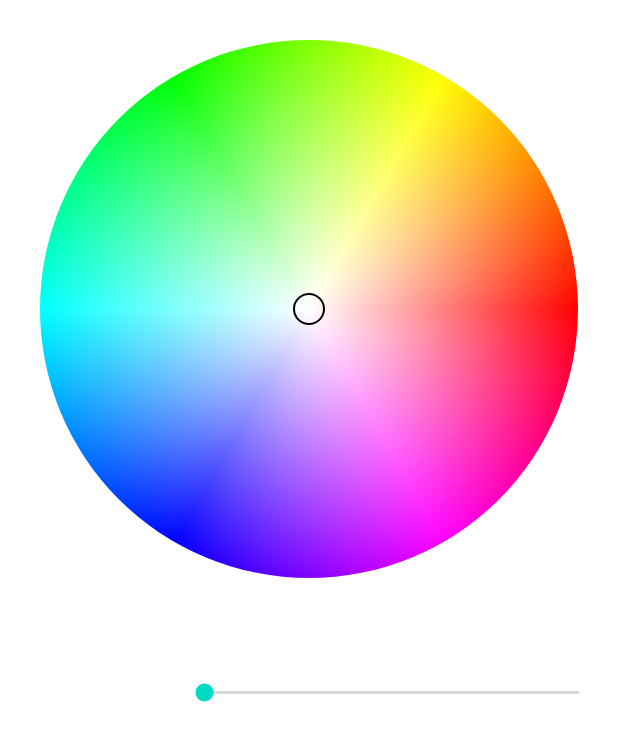
After one commit to JohnyDaDeveloper/CheersV3, an Android app: the layout dialog_color_picker.xml on its own in the app's theme, with its tools: preview values and no code run, on a phone screen of 412 x 824 dp. The commit adds this screen. Shown: the top 741 px of the screen. Run offline under Robolectric (Android 15) with nearby library versions, the phone set to English and light mode, and no system bars.

Commit message:
Beverage edit added

```diff
--- a/app/src/main/java/cz/johnyapps/cheers/activities/MainActivity.java
+++ b/app/src/main/java/cz/johnyapps/cheers/activities/MainActivity.java
@@ -8,7 +8,6 @@ import cz.johnyapps.cheers.R;
 import cz.johnyapps.cheers.viewmodels.MainViewModel;
 
 public class MainActivity extends NavigationActivity {
-    private MainViewModel viewModel;
 
     @Override
     protected void onCreate(Bundle savedInstanceState) {
@@ -23,8 +22,9 @@ public class MainActivity extends NavigationActivity {
 
     private void setupViewModel() {
         ViewModelProvider provider = new ViewModelProvider(this);
-        viewModel = provider.get(MainViewModel.class);
+        MainViewModel viewModel = provider.get(MainViewModel.class);
 
         viewModel.getSelectedCounterWithBeverage().observe(this, counterWithBeverage -> invalidateOptionsMenu());
+        viewModel.getSelectedBeverage().observe(this, beverage -> invalidateOptionsMenu());
     }
 }
--- a/app/src/main/java/cz/johnyapps/cheers/adapters/SelectableAdapter.java
+++ b/app/src/main/java/cz/johnyapps/cheers/adapters/SelectableAdapter.java
@@ -72,7 +72,7 @@ public abstract class SelectableAdapter<VIEW_HOLDER extends SelectableAdapter<VI
     public void selectPosition(int pos) {
         SelectedItem<ITEM> oldItem = selectedItem;
 
-        if (oldItem != null && oldItem.getPosition() == pos) {
+        if (oldItem != null && oldItem.getPosition() == pos || pos < 0) {
             selectedItem = null;
         } else {
             selectedItem = new SelectedItem<>(getItem(pos), pos);
--- a/app/src/main/java/cz/johnyapps/cheers/fragments/CountersFragment.java
+++ b/app/src/main/java/cz/johnyapps/cheers/fragments/CountersFragment.java
@@ -161,7 +161,7 @@ public class CountersFragment extends Fragment {
         }
 
         List<Beverage> beverages = viewModel.getBeverages().getValue();
-        Beverage previousBeverage = beverages == null ? null : beverages.get(beverages.size() - 1);
+        Beverage previousBeverage = beverages == null || beverages.isEmpty() ? null : beverages.get(beverages.size() - 1);
 
         NewCounterDialog newCounterDialog = new NewCounterDialog(root.getContext(), previousBeverage);
         newCounterDialog.show(counterWithBeverage -> {
--- /dev/null
+++ b/app/src/main/java/cz/johnyapps/cheers/observers/Observer.java
@@ -0,0 +1,5 @@
+package cz.johnyapps.cheers.observers;
+
+public interface Observer<TYPE> {
+    void update(TYPE type);
+}
--- /dev/null
+++ b/app/src/main/java/cz/johnyapps/cheers/views/ColorPickerWheelView.java
@@ -0,0 +1,195 @@
+package cz.johnyapps.cheers.views;
+
+import android.content.Context;
+import android.graphics.Canvas;
+import android.graphics.Color;
+import android.graphics.Paint;
+import android.graphics.RadialGradient;
+import android.graphics.Shader;
+import android.graphics.SweepGradient;
+import android.util.AttributeSet;
+import android.view.MotionEvent;
+import android.view.View;
+
+import androidx.annotation.NonNull;
+import androidx.annotation.Nullable;
+
+import cz.johnyapps.cheers.observers.Observable;
+import cz.johnyapps.cheers.tools.Logger;
+
+public class ColorPickerWheelView extends View implements View.OnTouchListener {
+    private static final String TAG = "ColorPickerView";
+    private static final int WHEEL_SPACING = 10;
+
+    private final Paint huePaint = new Paint();
+    private final Paint saturationPaint = new Paint();
+    private ColorSelector colorSelector;
+    private final Observable<Float[]> colorObservable = new Observable<>();
+
+    private float radius;
+    private float cx;
+    private float cy;
+
+    private static final int[] COLORS = new int[]{
+            Color.RED,
+            Color.MAGENTA,
+            Color.BLUE,
+            Color.CYAN,
+            Color.GREEN,
+            Color.YELLOW,
+            Color.RED
+    };
+
+    public ColorPickerWheelView(@NonNull Context context) {
+        super(context);
+        init(null, 0);
+    }
+
+    public ColorPickerWheelView(@NonNull Context context, @Nullable AttributeSet attrs) {
+        super(context, attrs);
+        init(attrs, 0);
+    }
+
+    public ColorPickerWheelView(@NonNull Context context, @Nullable AttributeSet attrs, int theme) {
+        super(context, attrs, theme);
+        init(attrs, theme);
+    }
+
+    public void init(@Nullable AttributeSet attrs, int theme) {
+        huePaint.setAntiAlias(true);
+        saturationPaint.setAntiAlias(true);
+
+        setOnTouchListener(this);
+    }
+
+    @SuppressWarnings("SuspiciousNameCombination")
+    @Override
+    protected void onMeasure(int widthMeasureSpec, int heightMeasureSpec) {
+        int maxWidth = MeasureSpec.getSize(widthMeasureSpec);
+        int maxHeight = MeasureSpec.getSize(heightMeasureSpec);
+        int widthMode = MeasureSpec.getMode(widthMeasureSpec);
+        int heightMode = MeasureSpec.getMode(heightMeasureSpec);
+
+        Logger.d(TAG, "maxWidth: %s (%s), maxHeight: %s (%s)",
+                maxWidth,
+                widthMode,
+                maxHeight,
+                heightMode);
+
+        int width = maxWidth;
+        int height = maxHeight;
+
+        if (widthMode == MeasureSpec.AT_MOST && heightMode == MeasureSpec.AT_MOST) {
+            if (maxWidth > maxHeight) {
+                width = maxHeight;
+            } else {
+                height = maxWidth;
+            }
+        } else if (widthMode == MeasureSpec.EXACTLY && heightMode == MeasureSpec.AT_MOST) {
+            if (width < height) {
+                height = width;
+            }
+        } else if (widthMode == MeasureSpec.AT_MOST && heightMode == MeasureSpec.EXACTLY) {
+            if (height < width) {
+                width = height;
+            }
+        }
+
+        setMeasuredDimension(width, height);
+    }
+
+    @Override
+    public boolean onTouch(@NonNull View v, @NonNull MotionEvent event) {
+        if (event.getAction() == MotionEvent.ACTION_MOVE || event.getAction() == MotionEvent.ACTION_DOWN) {
+            moveSelector(event.getX(), event.getY());
+            invalidate();
+            updateObservers();
+            return true;
+        }
+
+        return true;
+    }
+
+    @Override
+    protected void onSizeChanged(int w, int h, int oldw, int oldh) {
+        super.onSizeChanged(w, h, oldw, oldh);
+
+        radius = Math.min(w - getPaddingLeft() - getPaddingRight(),
+                h - getPaddingTop() - getPaddingBottom()) / 2f - WHEEL_SPACING;
+
+        cx = w / 2f + (getPaddingLeft() - getPaddingRight());
+        cy = h / 2f + (getPaddingTop() - getPaddingBottom());
+
+        Shader hueShader = new SweepGradient(cx, cy, COLORS, null);
+        Shader saturationShader = new RadialGradient(cx,
+                cy,
+                radius,
+                Color.WHITE,
+                0x00FFFFFF,
+                Shader.TileMode.CLAMP);
+
+        huePaint.setShader(hueShader);
+        saturationPaint.setShader(saturationShader);
+
+        colorSelector = new ColorSelector(cx, cy);
+    }
+
+    @Override
+    protected void onDraw(@NonNull Canvas canvas) {
+        super.onDraw(canvas);
+
+        canvas.drawCircle(cx, cy, radius, huePaint);
+        canvas.drawCircle(cx, cy, radius, saturationPaint);
+
+        if (colorSelector != null) {
+            colorSelector.draw(canvas);
+        }
+    }
+
+    private void updateObservers() {
+        float x = colorSelector.x - cx;
+        float y = colorSelector.y - cy;
+        double r = Math.sqrt(x * x + y * y);
+        Float[] hsv = {0f, 0f, 1f};
+        hsv[0] = (float) (Math.atan2(y, -x) / Math.PI * 180f) + 180;
+        hsv[1] = Math.max(0f, Math.min(1f, (float) (r / radius)));
+
+        colorObservable.setValue(hsv);
+    }
+
+    private void moveSelector(float x, float y) {
+        float deltaX = x - cx;
+        float deltaY = y - cy;
+
+        if (Math.sqrt(deltaX * deltaX + deltaY * deltaY) <= radius) {
+            colorSelector.x = x;
+            colorSelector.y = y;
+        }
+    }
+
+    @NonNull
+    public Observable<Float[]> getColorObservable() {
+        return colorObservable;
+    }
+
+    private static class ColorSelector {
+        public float x;
+        public float y;
+
+        private static final float SELECTOR_RADIUS = 15;
+        private static final int SELECTOR_STROKE_WIDTH = 2;
+        private final Paint paint = new Paint(Paint.ANTI_ALIAS_FLAG);
+
+        private ColorSelector(float x, float y) {
+            this.x = x;
+            this.y = y;
+
+            paint.setStyle(Paint.Style.STROKE);
+            paint.setStrokeWidth(SELECTOR_STROKE_WIDTH);
+        }
+
+        public void draw(Canvas canvas) {
+            canvas.drawCircle(x, y, SELECTOR_RADIUS, paint);
+        }
+    }
+}
--- /dev/null
+++ b/app/src/main/res/layout/dialog_color_picker.xml
@@ -0,0 +1,31 @@
+<?xml version="1.0" encoding="utf-8"?>
+<LinearLayout xmlns:android="http://schemas.android.com/apk/res/android"
+    android:layout_width="match_parent"
+    android:layout_height="wrap_content"
+    android:padding="?spacingDefault"
+    android:orientation="vertical">
+
+    <cz.johnyapps.cheers.views.ColorPickerWheelView
+        android:id="@+id/colorPickerWheelView"
+        android:layout_width="match_parent"
+        android:layout_height="wrap_content"
+        android:padding="?spacingDefault"
+        android:layout_marginBottom="?spacingDefault" />
+
+    <LinearLayout
+        android:layout_width="match_parent"
+        android:layout_height="wrap_content"
+        android:gravity="center_vertical">
+
+        <View
+            android:id="@+id/colorView"
+            android:layout_width="100dp"
+            android:layout_height="100dp" />
+
+        <androidx.appcompat.widget.AppCompatSeekBar
+            android:id="@+id/brightnessSeekBar"
+            android:layout_width="match_parent"
+            android:layout_height="wrap_content"
+            android:layout_marginStart="?spacingDefault" />
+    </LinearLayout>
+</LinearLayout>
--- a/app/src/main/res/layout/dialog_new_counter.xml
+++ b/app/src/main/res/layout/dialog_new_counter.xml
@@ -78,7 +78,5 @@
                 android:layout_centerVertical="true"
                 android:textAppearance="@style/TextAppearance.Cheers.Medium" />
         </RelativeLayout>
-
-
     </LinearLayout>
 </LinearLayout>
--- a/app/src/main/res/values/strings.xml
+++ b/app/src/main/res/values/strings.xml
@@ -7,6 +7,7 @@
     <string name="add_counter_menu_item">Add counter</string>
     <string name="delete_counter_menu_item">Delete counter</string>
     <string name="stop_counter_menu_item">Stop counter</string>
+    <string name="edit_beverage_menu_item">Edit beverage</string>
 
     <string name="plus" translatable="false">+</string>
     <string name="minus" translatable="false">-</string>
@@ -16,6 +17,8 @@
     <string name="liter" translatable="false">L</string>
     <string name="delete">Delete</string>
     <string name="stop">Stop</string>
+    <string name="save">Save</string>
+    <string name="pick">Pick</string>
 
     <string name="menu_header_text">Menu</string>
 
@@ -26,4 +29,6 @@
 
     <string name="dialog_confirm_counter_delete_title">Delete counter \"%s\"?</string>
     <string name="dialog_confirm_counter_stop_title">Stop counter \"%s\"?</string>
+
+    <string name="dialog_edit_beverage_title">Edit beverage</string>
 </resources>
```
Also changed, not shown: app/src/main/java/cz/johnyapps/cheers/database/tasks/InsertBeverageTask.java (added, +27 -0 lines), app/src/main/java/cz/johnyapps/cheers/dialogs/ColorPickerDialog.java (added, +105 -0 lines), app/src/main/java/cz/johnyapps/cheers/dialogs/EditBeverageDialog.java (added, +104 -0 lines), app/src/main/java/cz/johnyapps/cheers/dialogs/NewCounterDialog.java (+6 -14 lines), app/src/main/java/cz/johnyapps/cheers/fragments/BeverageDatabaseFragment.java (+51 -0 lines), app/src/main/java/cz/johnyapps/cheers/observers/Observable.java (added, +45 -0 lines), app/src/main/java/cz/johnyapps/cheers/tools/NumberUtils.java (added, +17 -0 lines), app/src/main/java/cz/johnyapps/cheers/viewmodels/MainViewModel.java (+18 -0 lines), app/src/main/res/drawable/edit_beverage.xml (added, +10 -0 lines), app/src/main/res/layout/dialog_edit_beverage.xml (added, +52 -0 lines), app/src/main/res/menu/selected_beverage_menu.xml (added, +9 -0 lines), 1 other file.
